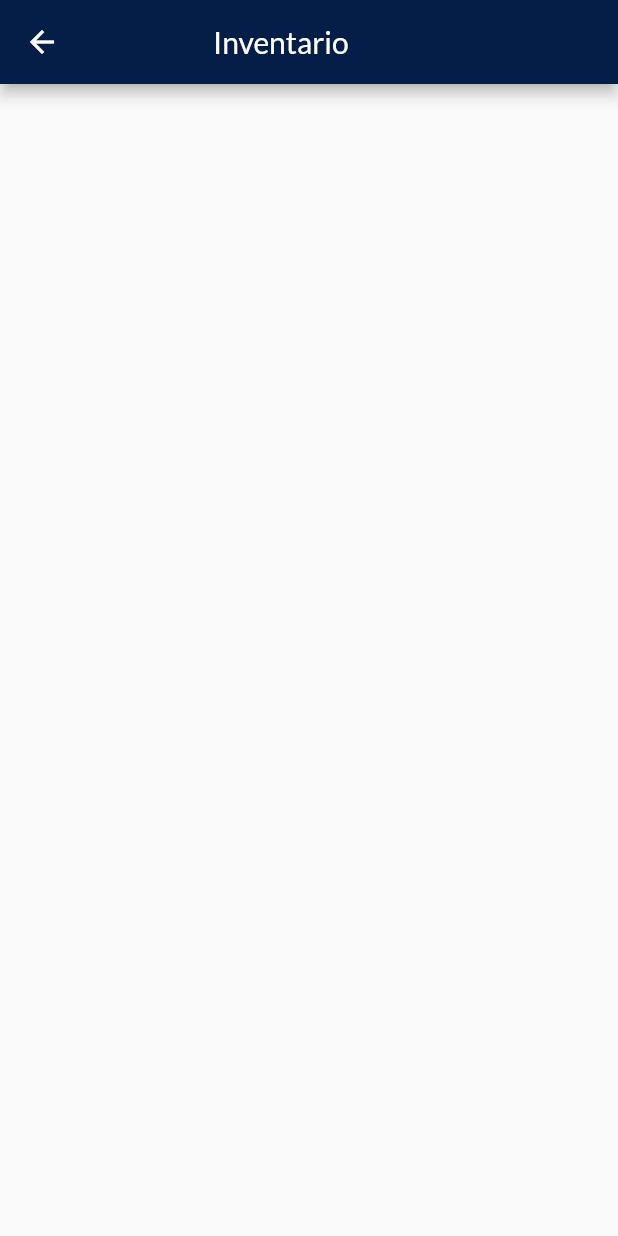
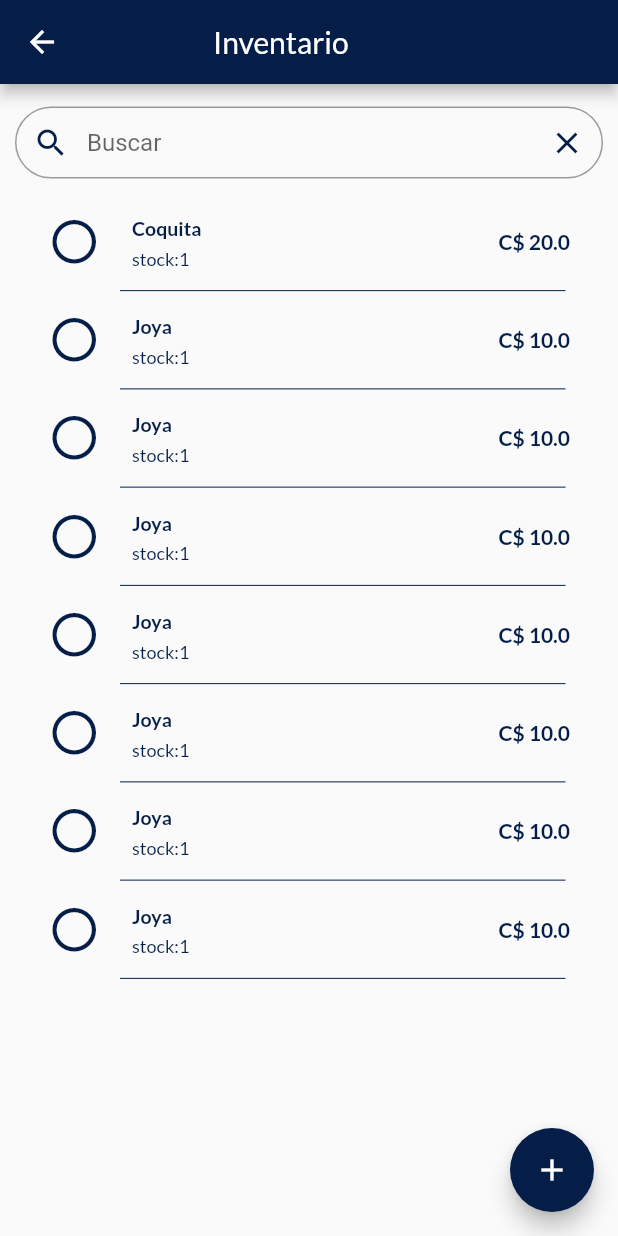
Before and after one commit to SyntexNic/stock_app, a Flutter app: the Inventory screen opened by its route, on a phone screen of 412 x 824 dp. Run offline on Flutter 3.47's test engine with Material 2 defaults, Android fonts, the phone set to English and light mode, and no system bars; our stand-ins replace google_fonts.

Commit message:
agregar productos diseño

```diff
--- a/lib/ui/pages/inventory/inventory_page.dart
+++ b/lib/ui/pages/inventory/inventory_page.dart
@@ -1,6 +1,5 @@
 import 'package:flutter/material.dart';
 import 'package:google_fonts/google_fonts.dart';
-import 'package:intl/intl.dart';
 import 'package:stock_app/constants/Theme.dart';
 
 class Inventory extends StatefulWidget {
@@ -9,41 +8,200 @@ class Inventory extends StatefulWidget {
   State<Inventory> createState() => _InventoryState();
 }
 
-final List<Product> Products = [
-  Product(number: '001', time: DateTime(2020, 6, 20, 10, 15), amount: '150'),
-  Product(number: '002', time: DateTime(2023, 6, 21, 11, 00), amount: '200'),
-  Product(number: '003', time: DateTime(2023, 6, 22, 9, 30), amount: '100'),
-  Product(number: '004', time: DateTime(2023, 6, 22, 17, 54), amount: '200'),
+final List<Product> products = [
+  Product(
+      name: 'Coquita',
+      description: "coquita",
+      amount: "USD",
+      price: 20.00,
+      stock: 1,
+      measure: "2"),
+  Product(
+      name: 'Joya',
+      description: "uwu",
+      amount: "USD",
+      price: 10.00,
+      stock: 1,
+      measure: "2"),
+  Product(
+      name: 'Joya',
+      description: "uwu",
+      amount: "USD",
+      price: 10.00,
+      stock: 1,
+      measure: "2"),
+  Product(
+      name: 'Joya',
+      description: "uwu",
+      amount: "USD",
+      price: 10.00,
+      stock: 1,
+      measure: "2"),
+  Product(
+      name: 'Joya',
+      description: "uwu",
+      amount: "USD",
+      price: 10.00,
+      stock: 1,
+      measure: "2"),
+  Product(
+      name: 'Joya',
+      description: "uwu",
+      amount: "USD",
+      price: 10.00,
+      stock: 1,
+      measure: "2"),
+  Product(
+      name: 'Joya',
+      description: "uwu",
+      amount: "USD",
+      price: 10.00,
+      stock: 1,
+      measure: "2"),
+  Product(
+      name: 'Joya',
+      description: "uwu",
+      amount: "USD",
+      price: 10.00,
+      stock: 1,
+      measure: "2"),
+
   // Agrega más facturas según tus necesidades
 ];
-
-final now = DateTime.now(); // Fecha y hora actual
-final yesterday = DateTime(now.year, now.month, now.day - 1); // Fecha de ayer
 
 class _InventoryState extends State<Inventory> {
   @override
   Widget build(BuildContext context) {
     return Scaffold(
-        appBar: AppBar(
-      backgroundColor: ColorsApp.primary,
-      title: Container(
-          margin: EdgeInsets.only(left: 70),
-          child: Text('Inventario',
+      appBar: AppBar(
+        backgroundColor: ColorsApp.primary,
+        title: Container(
+            margin: const EdgeInsets.only(left: 70),
+            child: Text(
+              'Inventario',
               style: GoogleFonts.getFont(
                 'Lato',
-              ))),
-    ));
+              ),
+            )),
+      ),
+      body: Column(
+        children: [
+          Padding(
+            padding:
+                const EdgeInsets.only(left: 10, right: 10, top: 15, bottom: 10),
+            child: TextField(
+              decoration: InputDecoration(
+                contentPadding: const EdgeInsets.symmetric(vertical: 0.05),
+                border: OutlineInputBorder(
+                  borderRadius: BorderRadius.circular(30),
+                  borderSide: const BorderSide(color: ColorsApp.primary),
+                ),
+                focusedBorder: const OutlineInputBorder(
+                  borderSide: BorderSide(
+                    color: ColorsApp
+                        .primary, // Color del borde cuando está en foco
+                  ),
+                ),
+                prefixIcon: IconButton(
+                  icon: const Icon(Icons.search, color: ColorsApp.primary),
+                  onPressed: () {},
+                ),
+                suffixIcon: IconButton(
+                  onPressed: () {},
+                  icon: const Icon(Icons.clear, color: ColorsApp.primary),
+                ),
+                hintText: 'Buscar',
+              ),
+            ),
+          ),
+          Expanded(
+            child: ListView.builder(
+              itemCount: products.length,
+              itemBuilder: (context, index) {
+                return Column(
+                  children: [
+                    Container(
+                      padding: const EdgeInsets.symmetric(horizontal: 16),
+                      child: ListTile(
+                        leading: const Icon(
+                          Icons.circle_outlined,
+                          size: 35,
+                          color: ColorsApp.primary,
+                        ),
+                        title: Text(products[index].name,
+                            style: GoogleFonts.getFont(
+                              'Lato',
+                              color: ColorsApp.primary,
+                              fontWeight: FontWeight.bold,
+                            )),
+                        subtitle: Text("stock:${products[index].stock}",
+                            style: GoogleFonts.getFont(
+                              'Lato',
+                              color: ColorsApp.primary,
+                            )),
+                        trailing: Text("C\$ ${products[index].price}",
+                            style: GoogleFonts.getFont(
+                              'Lato',
+                              color: ColorsApp.primary,
+                              fontWeight: FontWeight.bold,
+                            )),
+                        dense: true,
+                        onTap: () =>
+                            Navigator.pushNamed(context, '/DetailsProduct'),
+                      ),
+                    ),
+                    Container(
+                      //height: 1.5,
+                      padding: const EdgeInsets.only(left: 80, right: 35),
+                      child: const Divider(
+                        height: 1.5, // Ajusta el grosor del Divider
+                        color: ColorsApp.primary, // Ajusta el color del Divider
+                      ),
+                    )
+                  ],
+                );
+              },
+            ),
+          ),
+        ],
+      ),
+      floatingActionButton: _buttons(),
+    );
+  }
+
+  Widget _buttons() {
+    return Column(
+      mainAxisAlignment: MainAxisAlignment.end,
+      children: [
+        FloatingActionButton(
+            backgroundColor: ColorsApp.primary,
+            child: const Icon(
+              Icons.add,
+              color: ColorsApp.white,
+            ),
+            onPressed: () {
+              Navigator.pushNamed(context, '/AddProduct');
+            }),
+      ],
+    );
   }
 }
 
+//Divider()
 class Product {
-  final String number;
-  final DateTime time;
+  final String name;
+  final String description;
+  final int stock;
+  final double price;
+  final String measure;
   final String amount;
 
   Product({
-    required this.number,
-    required this.time,
+    required this.name,
+    required this.description,
+    required this.stock,
+    required this.price,
+    required this.measure,
     required this.amount,
   });
 }
--- a/pubspec.yaml
+++ b/pubspec.yaml
@@ -37,10 +37,12 @@ dependencies:
   cupertino_icons: ^1.0.2
   google_fonts: ^5.1.0
   intl: ^0.18.1
+  image_picker: ^1.0.0
 
 dev_dependencies:
   flutter_test:
     sdk: flutter
+
 
   # The "flutter_lints" package below contains a set of recommended lints to
   # encourage good coding practices. The lint set provided by the package is
```
Also changed, not shown: lib/main.dart (+5 -2 lines), lib/ui/pages/add_product/add_Product_page.dart (added, +214 -0 lines), lib/ui/pages/home/home_page.dart (+45 -3 lines), lib/ui/pages/inventory/widgets/CustomDivider.dart (added, +46 -0 lines), lib/ui/pages/proctuct_detail/product_detail_page.dart (added, +31 -0 lines), pubspec.lock, 5 other files.
